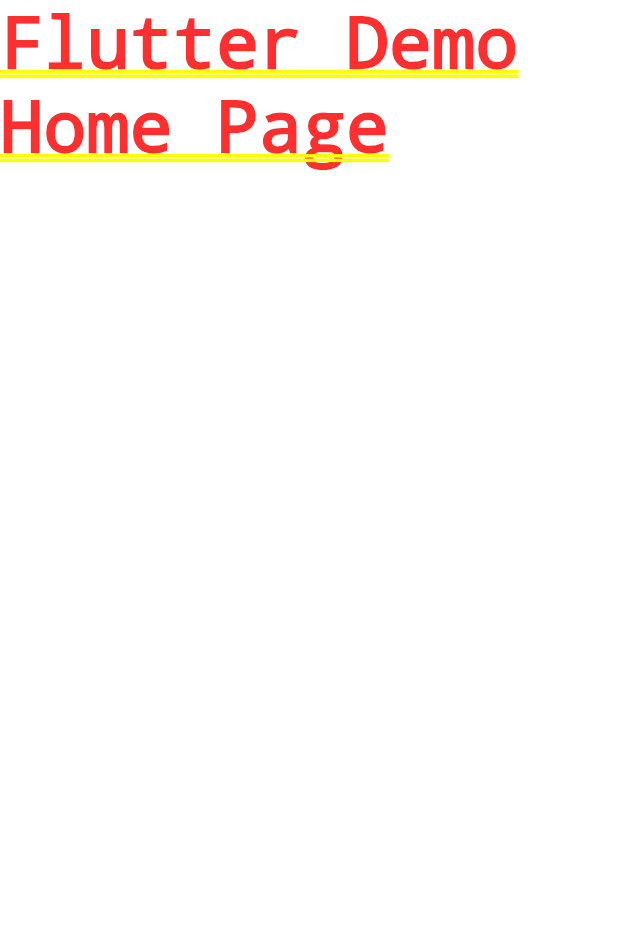
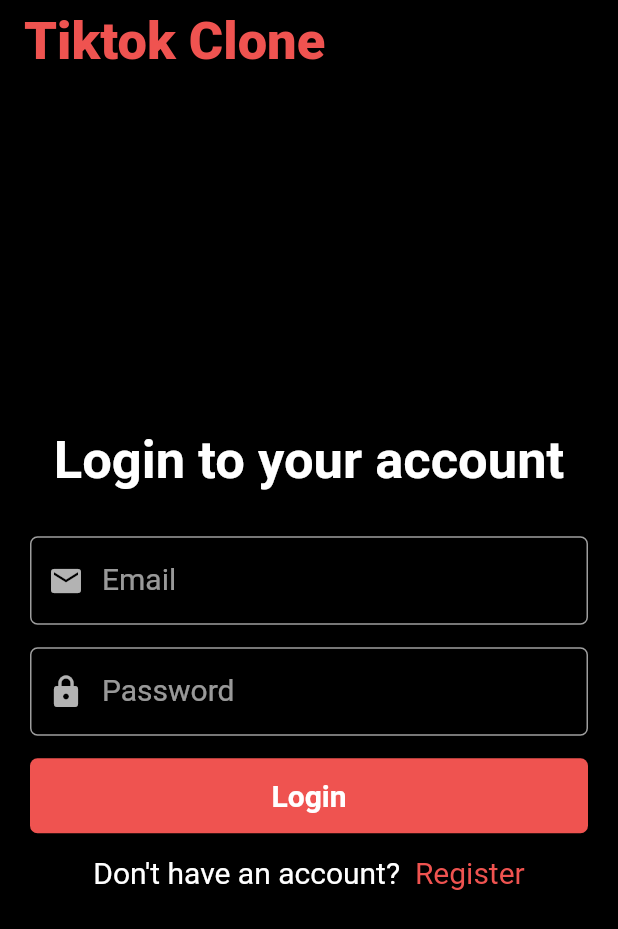
Before and after one commit to sufyankamil/FlutTok---A-Flutter-TikTok-Clone, a Flutter app: the screen it shows after launch, on a phone screen of 412 x 824 dp. Shown: the top 929 px of the screen. Run offline on Flutter 3.47's test engine with Material 2 defaults, Android fonts, the phone set to English and light mode, and no system bars.

Commit message:
Added login and signup screen

```diff
--- /dev/null
+++ b/lib/common/constant.dart
@@ -0,0 +1,6 @@
+// COLORS
+import 'package:flutter/material.dart';
+
+const backgroundColor = Colors.black;
+var buttonColor = Colors.red[400];
+const borderColor = Colors.grey;
--- a/lib/main.dart
+++ b/lib/main.dart
@@ -1,4 +1,6 @@
 import 'package:flutter/material.dart';
+import 'package:tiktok_clone/common/constant.dart';
+import 'package:tiktok_clone/views/screens/auth/login.dart';
 
 void main() {
   runApp(const MyApp());
@@ -10,12 +12,12 @@ class MyApp extends StatelessWidget {
   @override
   Widget build(BuildContext context) {
     return MaterialApp(
+      debugShowCheckedModeBanner: false,
       title: 'Tiktok',
-      theme: ThemeData(
-        colorScheme: ColorScheme.fromSeed(seedColor: Colors.deepPurple),
-        useMaterial3: true,
+      theme: ThemeData.dark().copyWith(
+        scaffoldBackgroundColor: backgroundColor,
       ),
-      home: const Text('Flutter Demo Home Page'),
+      home: LoginScreen(),
     );
   }
 }
--- /dev/null
+++ b/lib/views/screens/auth/login.dart
@@ -0,0 +1,161 @@
+import 'package:flutter/material.dart';
+import 'package:tiktok_clone/common/constant.dart';
+
+import '../../widgets/common_textfield.dart';
+import 'signup.dart';
+
+class LoginScreen extends StatefulWidget {
+  const LoginScreen({super.key});
+
+  @override
+  State<LoginScreen> createState() => _LoginScreenState();
+}
+
+class _LoginScreenState extends State<LoginScreen> {
+  final TextEditingController emailController = TextEditingController();
+
+  final TextEditingController passwordController = TextEditingController();
+
+  final GlobalKey<FormState> _formKey = GlobalKey<FormState>();
+
+  @override
+  void dispose() {
+    super.dispose();
+    emailController.dispose();
+    passwordController.dispose();
+  }
+
+  @override
+  Widget build(BuildContext context) {
+    return Scaffold(
+        appBar: AppBar(
+          automaticallyImplyLeading: false,
+          backgroundColor: backgroundColor,
+          elevation: 0,
+          title: Text(
+            'Tiktok Clone',
+            style: TextStyle(
+              fontSize: 35,
+              color: buttonColor,
+              fontWeight: FontWeight.w900,
+            ),
+          ),
+        ),
+        body: Container(
+          alignment: Alignment.center,
+          child: Form(
+            key: _formKey,
+            child: Column(
+              mainAxisAlignment: MainAxisAlignment.center,
+              children: [
+                const Text(
+                  'Login to your account',
+                  style: TextStyle(
+                    fontSize: 35,
+                    fontWeight: FontWeight.bold,
+                  ),
+                ),
+                const SizedBox(height: 30),
+                Container(
+                  width: MediaQuery.of(context).size.width,
+                  margin: const EdgeInsets.symmetric(horizontal: 20),
+                  child: CommonTextField(
+                    labelText: 'Email',
+                    hintText: 'Enter your email',
+                    controller: emailController,
+                    obscureText: false,
+                    keyboardType: TextInputType.emailAddress,
+                    validator: (value) {
+                      if (value == null || value.isEmpty) {
+                        return 'Please enter your email';
+                      }
+                      return null;
+                    },
+                    icon: Icons.email,
+                  ),
+                ),
+                const SizedBox(
+                  height: 15,
+                ),
+                Container(
+                  width: MediaQuery.of(context).size.width,
+                  margin: const EdgeInsets.symmetric(horizontal: 20),
+                  child: CommonTextField(
+                    labelText: 'Password',
+                    hintText: 'Enter your password',
+                    controller: passwordController,
+                    obscureText: true,
+                    keyboardType: TextInputType.text,
+                    validator: (value) {
+                      if (value == null || value.isEmpty) {
+                        return 'Please enter your password';
+                      }
+                      return null;
+                    },
+                    icon: Icons.lock,
+                  ),
+                ),
+                const SizedBox(
+                  height: 15,
+                ),
+                Container(
+                  width: MediaQuery.of(context).size.width - 40,
+                  height: 50,
+                  decoration: BoxDecoration(
+                    color: buttonColor,
+                    borderRadius: const BorderRadius.all(
+                      Radius.circular(5),
+                    ),
+                  ),
+                  child: InkWell(
+                    onTap: () {
+                      if (_formKey.currentState!.validate()) {
+                        ScaffoldMessenger.of(context).showSnackBar(
+                          const SnackBar(
+                            content: Text('Login success'),
+                          ),
+                        );
+                      }
+                    },
+                    child: const Center(
+                      child: Text(
+                        'Login',
+                        style: TextStyle(
+                          fontSize: 20,
+                          fontWeight: FontWeight.w700,
+                        ),
+                      ),
+                    ),
+                  ),
+                ),
+                const SizedBox(
+                  height: 15,
+                ),
+                Row(
+                  mainAxisAlignment: MainAxisAlignment.center,
+                  children: [
+                    const Text(
+                      'Don\'t have an account? ',
+                      style: TextStyle(
+                        fontSize: 20,
+                      ),
+                    ),
+                    InkWell(
+                      onTap: () => Navigator.of(context).push(
+                        MaterialPageRoute(
+                          builder: (context) => SignUpScreen(),
+                        ),
+                      ),
+                      child: Text(
+                        ' Register',
+                        style: TextStyle(fontSize: 20, color: buttonColor),
+                      ),
+                    ),
+                  ],
+                ),
+              ],
+            ),
+          ),
+        ));
+  }
+}
--- /dev/null
+++ b/lib/views/widgets/common_textfield.dart
@@ -0,0 +1,52 @@
+import 'package:flutter/material.dart';
+import 'package:tiktok_clone/common/constant.dart';
+
+class CommonTextField extends StatelessWidget {
+  final String labelText;
+  final String hintText;
+  final TextEditingController controller;
+  final bool obscureText;
+  final TextInputType keyboardType;
+  final FormFieldValidator<String> validator;
+
+  final IconData icon;
+
+  const CommonTextField({
+    Key? key,
+    required this.labelText,
+    required this.hintText,
+    required this.controller,
+    this.obscureText = false,
+    this.keyboardType = TextInputType.text,
+    required this.validator,
+    required this.icon,
+  }) : super(key: key);
+
+  @override
+  Widget build(BuildContext context) {
+    return TextFormField(
+      controller: controller,
+      obscureText: obscureText,
+      keyboardType: keyboardType,
+      validator: validator,
+      decoration: InputDecoration(
+        prefixIcon: Icon(icon),
+        labelText: labelText,
+        labelStyle: const TextStyle(fontSize: 20),
+        hintText: hintText,
+        border: const OutlineInputBorder(),
+        enabledBorder: OutlineInputBorder(
+          borderRadius: BorderRadius.circular(5),
+          borderSide: const BorderSide(
+            color: borderColor,
+          ),
+        ),
+        focusedBorder: OutlineInputBorder(
+            borderRadius: BorderRadius.circular(5),
+            borderSide: const BorderSide(
+              color: borderColor,
+            )),
+      ),
+    );
+  }
+}
```
Also changed, not shown: lib/views/screens/auth/signup.dart (added, +198 -0 lines).
